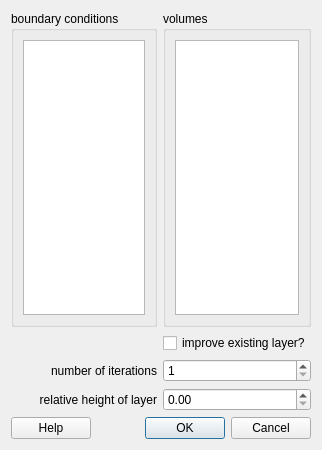
Above: src/guicreateboundarylayer.ui from enGits/engrid before the change. Below: the same form after it.
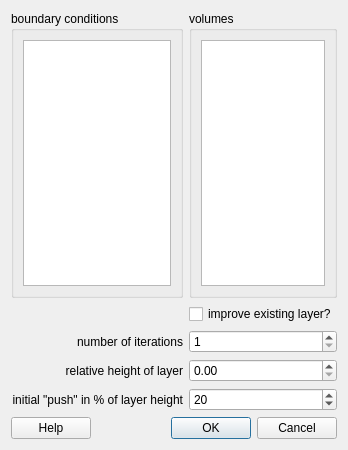
That is the form after the change. Icons and pictures are not drawn.

The edit to the form file:
```diff
--- a/src/guicreateboundarylayer.ui
+++ b/src/guicreateboundarylayer.ui
@@ -67,7 +67,7 @@
      </layout>
     </widget>
    </item>
-   <item row="5" column="0" colspan="2">
+   <item row="6" column="0" colspan="2">
     <layout class="QHBoxLayout">
      <item>
       <widget class="QPushButton" name="pushButtonHelp">
@@ -145,6 +145,32 @@
      </property>
     </widget>
    </item>
+   <item row="5" column="1">
+    <widget class="QDoubleSpinBox" name="doubleSpinBoxPush">
+     <property name="decimals">
+      <number>0</number>
+     </property>
+     <property name="maximum">
+      <double>100.000000000000000</double>
+     </property>
+     <property name="singleStep">
+      <double>5.000000000000000</double>
+     </property>
+     <property name="value">
+      <double>20.000000000000000</double>
+     </property>
+    </widget>
+   </item>
+   <item row="5" column="0">
+    <widget class="QLabel" name="label_3">
+     <property name="text">
+      <string>initial &quot;push&quot; in % of layer height</string>
+     </property>
+     <property name="alignment">
+      <set>Qt::AlignRight|Qt::AlignTrailing|Qt::AlignVCenter</set>
+     </property>
+    </widget>
+   </item>
   </layout>
  </widget>
  <resources>
```
